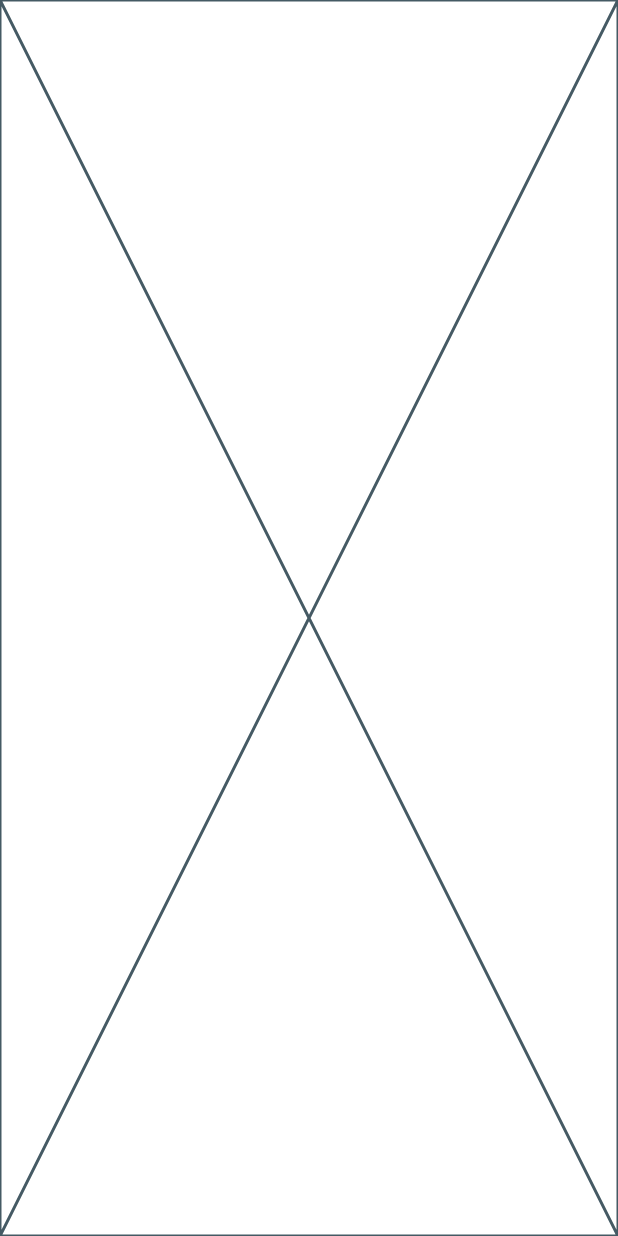
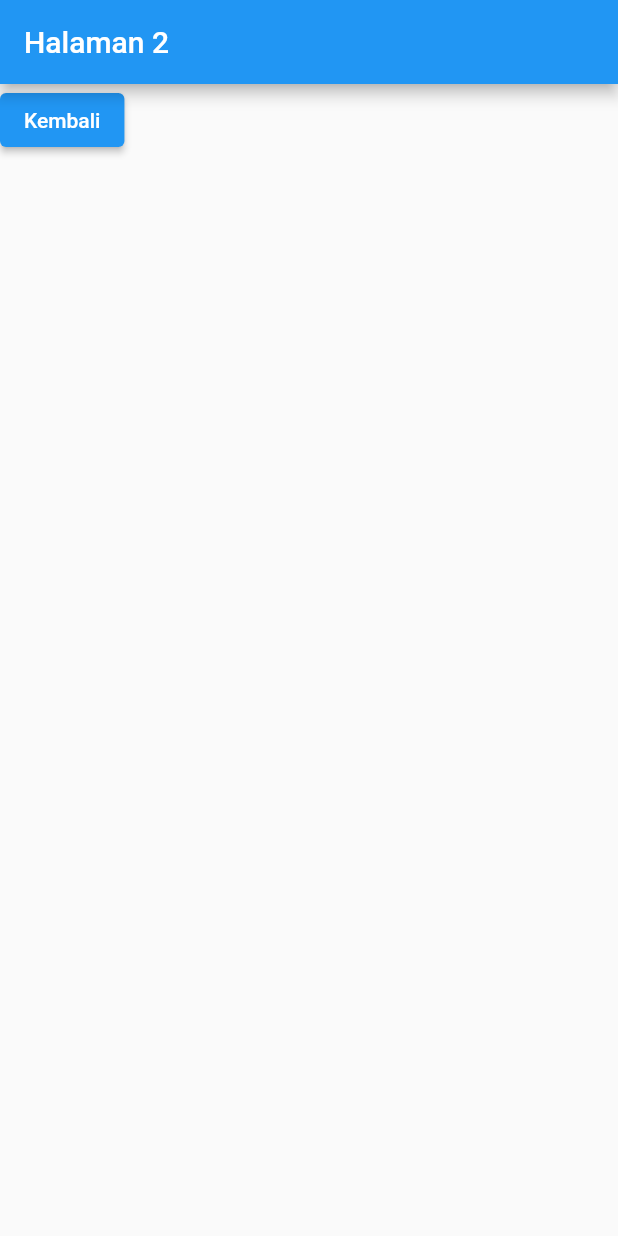
Before and after one commit to AllaamRosyad/tugas_navigasi, a Flutter app: the screen it shows after launch, after a tap on "Pindah Halaman 2", on a phone screen of 412 x 824 dp. Run offline on Flutter 3.47's test engine with Material 2 defaults, Android fonts, the phone set to English and light mode, and no system bars.

Commit message:
navigasi

```diff
--- a/navigasi/lib/home.dart
+++ b/navigasi/lib/home.dart
@@ -1,3 +1,4 @@
+import 'package:flutter/material.dart';
 import 'package:flutter/src/widgets/framework.dart';
 import 'package:flutter/src/widgets/placeholder.dart';
 
@@ -6,6 +7,13 @@ class Home extends StatelessWidget {
 
   @override
   Widget build(BuildContext context) {
-    return const Placeholder();
+    return Scaffold(
+      appBar: AppBar(title: Text("Halaman 2")),
+      body: ElevatedButton(
+          onPressed: () {
+            Navigator.of(context).pop();
+          },
+          child: Text("Kembali")),
+    );
   }
 }
--- a/navigasi/lib/main.dart
+++ b/navigasi/lib/main.dart
@@ -19,8 +19,8 @@ class MyApp extends StatelessWidget {
           Text("Ini Halaman Pertama"),
           ElevatedButton(
             onPressed: () {
-              Navigator.of(context)
-                  .push(MaterialPageRoute(builder: (context) => Home()));
+              Navigator.of(context).pushReplacement(
+                  MaterialPageRoute(builder: (context) => Home()));
             },
             child: Text("Pindah Halaman 2"),
           ),
```
